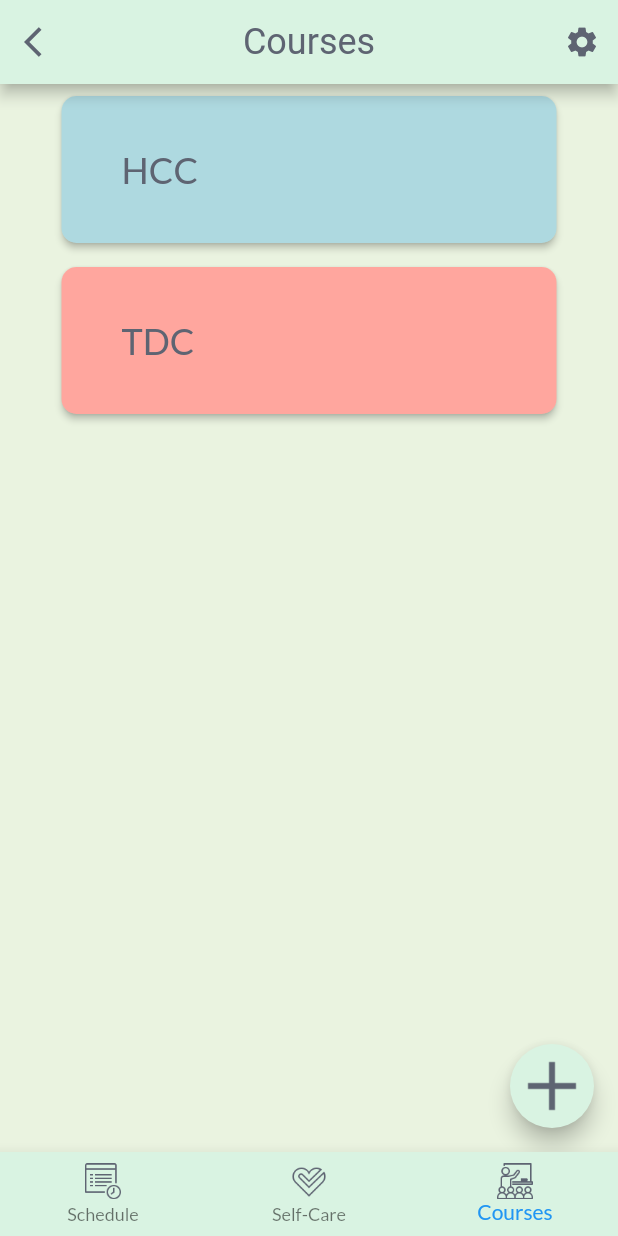
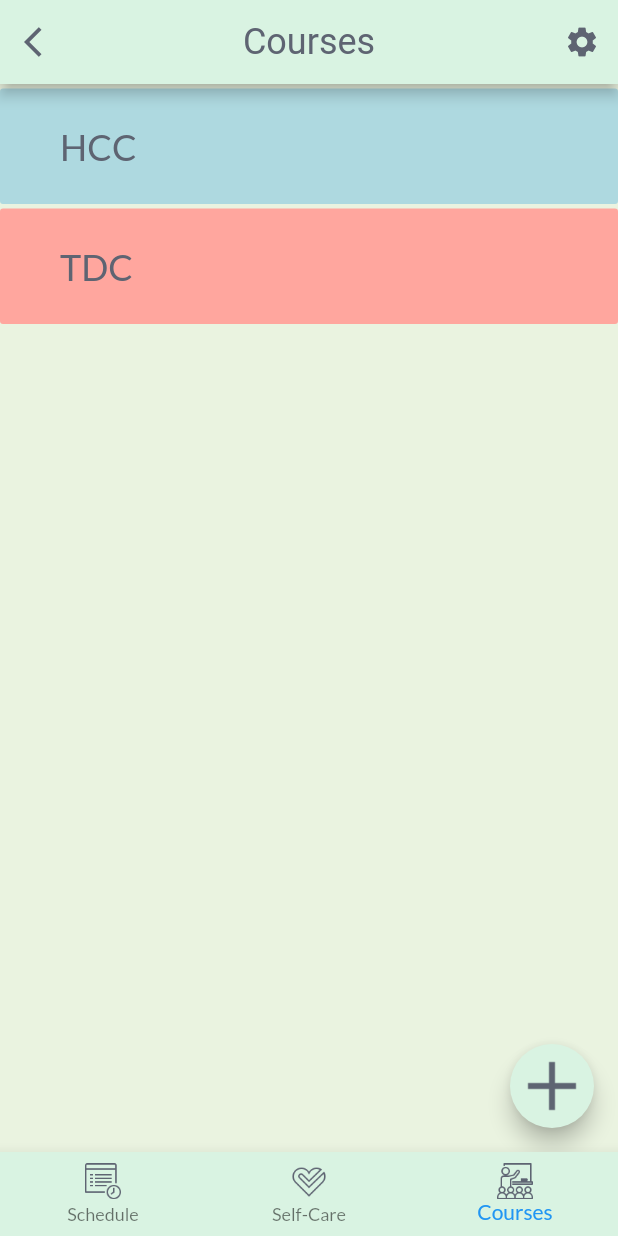
Before and after one commit to charlieupupup/590, a Flutter app: the screen it shows after launch, item 3 of the bottom bar chosen, on a phone screen of 412 x 824 dp. Run offline on Flutter 3.47's test engine with Material 2 defaults, Android fonts, the phone set to English and light mode, and no system bars; our stand-ins replace auto_size_text, flutter_calendar_carousel, flutter_datetime_picker, flutter_local_notifications, google_fonts, rxdart; statements that could not run were skipped.

Commit message:
Updated CourseButton to look more swipe friendly

```diff
--- a/schedule_hack/lib/CourseButton.dart
+++ b/schedule_hack/lib/CourseButton.dart
@@ -68,10 +68,12 @@ class _CourseButtonState extends State<CourseButton> {
       child: Column(
         children: <Widget>[
           Padding(
-            padding: const EdgeInsets.all(8.0),
-            child: RaisedButton(
+            padding: const EdgeInsets.only(
+              top: 3.0
+            ),
+            child: FlatButton(//RaisedButton(
               shape: RoundedRectangleBorder(
-                borderRadius: BorderRadius.circular(10.0),
+                borderRadius: BorderRadius.circular(2.0),
               ),
               color: returnColor(courseCount),
               onPressed: () {
@@ -107,8 +109,8 @@ class _CourseButtonState extends State<CourseButton> {
                   ],
                   mainAxisAlignment: MainAxisAlignment.spaceBetween,
                 ),
-                width: 250,
-                height: 50,
+                //width: 250,
+               // height: 50,
               ),
             ),
           )
```
Also changed, not shown: schedule_hack/lib/LoadingScreen.dart (+0 -26 lines).
